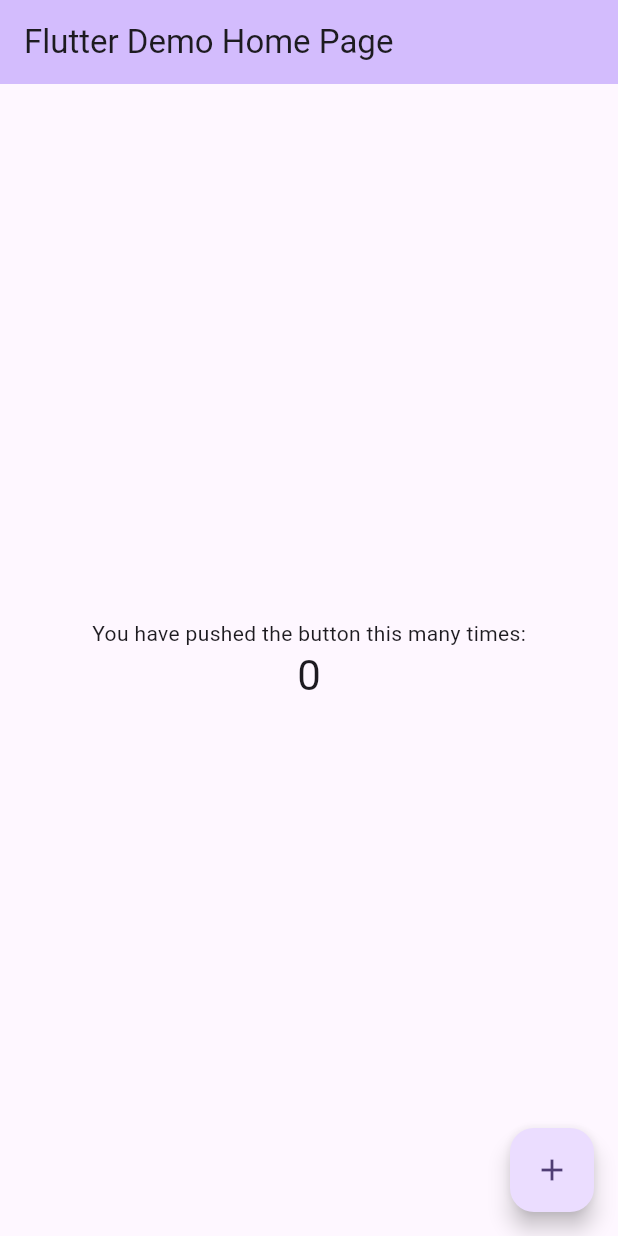
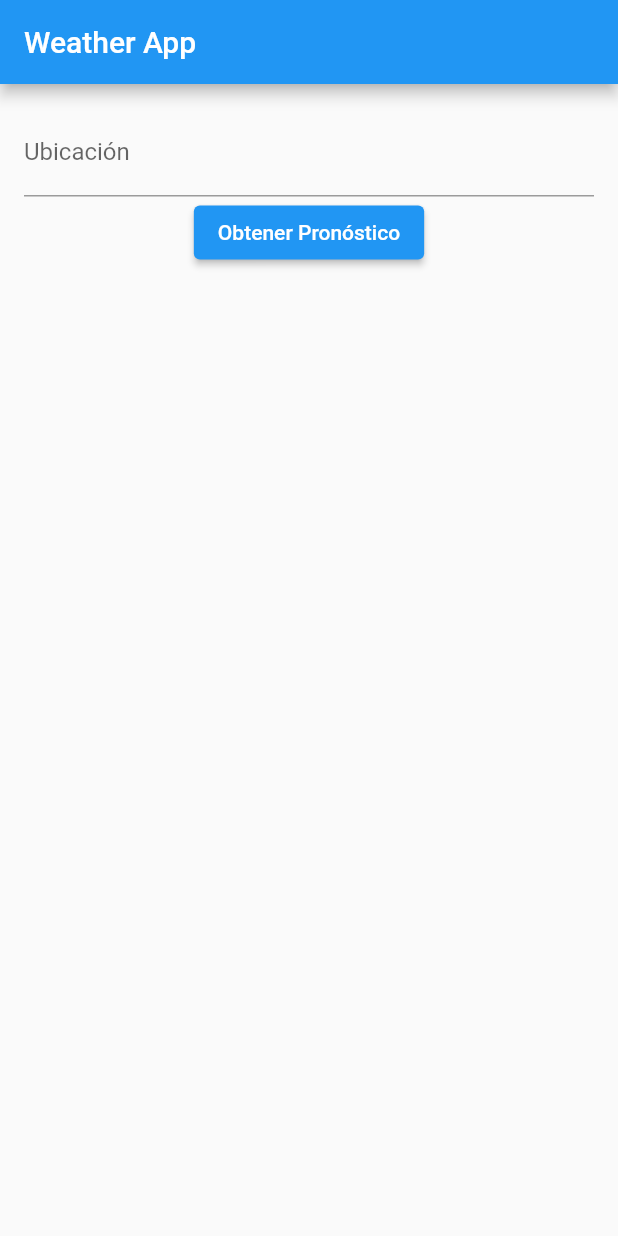
Before and after one commit to frankgimeno3/weatheroutes, a Flutter app: the screen it shows after launch, on a phone screen of 412 x 824 dp. Run offline on Flutter 3.47's test engine with Material 2 defaults, Android fonts, the phone set to English and light mode, and no system bars.

Commit message:
weather route api consumida

```diff
--- a/lib/main.dart
+++ b/lib/main.dart
@@ -1,4 +1,6 @@
 import 'package:flutter/material.dart';
+import 'package:http/http.dart' as http;
+import 'dart:convert';
 
 void main() {
   runApp(const MyApp());
@@ -7,119 +9,102 @@ void main() {
 class MyApp extends StatelessWidget {
   const MyApp({super.key});
 
-  // This widget is the root of your application.
   @override
   Widget build(BuildContext context) {
     return MaterialApp(
-      title: 'Flutter Demo',
+      title: 'Weather App',
       theme: ThemeData(
-        // This is the theme of your application.
-        //
-        // TRY THIS: Try running your application with "flutter run". You'll see
-        // the application has a blue toolbar. Then, without quitting the app,
-        // try changing the seedColor in the colorScheme below to Colors.green
-        // and then invoke "hot reload" (save your changes or press the "hot
-        // reload" button in a Flutter-supported IDE, or press "r" if you used
-        // the command line to start the app).
-        //
-        // Notice that the counter didn't reset back to zero; the application
-        // state is not lost during the reload. To reset the state, use hot
-        // restart instead.
-        //
-        // This works for code too, not just values: Most code changes can be
-        // tested with just a hot reload.
-        colorScheme: ColorScheme.fromSeed(seedColor: Colors.deepPurple),
-        useMaterial3: true,
+        primarySwatch: Colors.blue,
       ),
-      home: const MyHomePage(title: 'Flutter Demo Home Page'),
+      home: const WeatherPage(),
     );
   }
 }
 
-class MyHomePage extends StatefulWidget {
-  const MyHomePage({super.key, required this.title});
-
-  // This widget is the home page of your application. It is stateful, meaning
-  // that it has a State object (defined below) that contains fields that affect
-  // how it looks.
-
-  // This class is the configuration for the state. It holds the values (in this
-  // case the title) provided by the parent (in this case the App widget) and
-  // used by the build method of the State. Fields in a Widget subclass are
-  // always marked "final".
-
-  final String title;
+class WeatherPage extends StatefulWidget {
+  const WeatherPage({super.key});
 
   @override
-  State<MyHomePage> createState() => _MyHomePageState();
+  _WeatherPageState createState() => _WeatherPageState();
 }
 
-class _MyHomePageState extends State<MyHomePage> {
-  int _counter = 0;
+class _WeatherPageState extends State<WeatherPage> {
+  final TextEditingController locationController = TextEditingController();
+  String weatherData = "";
 
-  void _incrementCounter() {
-    setState(() {
-      // This call to setState tells the Flutter framework that something has
-      // changed in this State, which causes it to rerun the build method below
-      // so that the display can reflect the updated values. If we changed
-      // _counter without calling setState(), then the build method would not be
-      // called again, and so nothing would appear to happen.
-      _counter++;
-    });
+  Future<void> fetchWeather(String location) async {
+    final apiKey = "fe9a7ae0c91c4ad386d221043231409";
+    final apiUrl = "http://api.weatherapi.com/v1/current.json?key=$apiKey&q=$location&aqi=no";
+
+    final response = await http.get(Uri.parse(apiUrl));
+
+    if (response.statusCode == 200) {
+      final weatherJson = json.decode(response.body);
+      final locationData = weatherJson['location'];
+      final currentData = weatherJson['current'];
+
+      final name = locationData['name'];
+      final region = locationData['region'];
+      final country = locationData['country'];
+      final tempC = currentData['temp_c'];
+      final isDay = currentData['is_day'];
+      final condition = currentData['condition']['text'];
+      final windKph = currentData['wind_kph'];
+      final precipMm = currentData['precip_mm'];
+      final humidity = currentData['humidity'];
+      final cloud = currentData['cloud'];
+      final feelslikeC = currentData['feelslike_c'];
+      final uv = currentData['uv'];
+
+      setState(() {
+        weatherData = 'Ubicación: $name, $region, $country\n'
+            'Temperatura: $tempC°C\n'
+            'Es de día: ${isDay == 1 ? "Sí" : "No"}\n'
+            'Condición: $condition\n'
+            'Velocidad del viento: $windKph km/h\n'
+            'Precipitación: $precipMm mm\n'
+            'Humedad: $humidity%\n'
+            'Nubosidad: $cloud%\n'
+            'Sensación térmica: $feelslikeC°C\n'
+            'Índice UV: $uv';
+      });
+    } else {
+      setState(() {
+        weatherData = 'Error al obtener el pronóstico del tiempo';
+      });
+    }
   }
 
   @override
   Widget build(BuildContext context) {
-    // This method is rerun every time setState is called, for instance as done
-    // by the _incrementCounter method above.
-    //
-    // The Flutter framework has been optimized to make rerunning build methods
-    // fast, so that you can just rebuild anything that needs updating rather
-    // than having to individually change instances of widgets.
     return Scaffold(
       appBar: AppBar(
-        // TRY THIS: Try changing the color here to a specific color (to
-        // Colors.amber, perhaps?) and trigger a hot reload to see the AppBar
-        // change color while the other colors stay the same.
-        backgroundColor: Theme.of(context).colorScheme.inversePrimary,
-        // Here we take the value from the MyHomePage object that was created by
-        // the App.build method, and use it to set our appbar title.
-        title: Text(widget.title),
+        title: const Text('Weather App'),
       ),
-      body: Center(
-        // Center is a layout widget. It takes a single child and positions it
-        // in the middle of the parent.
+      body: Padding(
+        padding: const EdgeInsets.all(16.0),
         child: Column(
-          // Column is also a layout widget. It takes a list of children and
-          // arranges them vertically. By default, it sizes itself to fit its
-          // children horizontally, and tries to be as tall as its parent.
-          //
-          // Column has various properties to control how it sizes itself and
-          // how it positions its children. Here we use mainAxisAlignment to
-          // center the children vertically; the main axis here is the vertical
-          // axis because Columns are vertical (the cross axis would be
-          // horizontal).
-          //
-          // TRY THIS: Invoke "debug painting" (choose the "Toggle Debug Paint"
-          // action in the IDE, or press "p" in the console), to see the
-          // wireframe for each widget.
-          mainAxisAlignment: MainAxisAlignment.center,
-          children: <Widget>[
-            const Text(
-              'You have pushed the button this many times:',
+          crossAxisAlignment: CrossAxisAlignment.center,
+          children: [
+            TextField(
+              controller: locationController,
+              decoration: const InputDecoration(labelText: 'Ubicación'),
             ),
+            ElevatedButton(
+              onPressed: () {
+                final location = locationController.text;
+                fetchWeather(location);
+              },
+              child: const Text('Obtener Pronóstico'),
+            ),
+            const SizedBox(height: 20),
             Text(
-              '$_counter',
-              style: Theme.of(context).textTheme.headlineMedium,
+              weatherData,
+              style: const TextStyle(fontSize: 18),
             ),
           ],
         ),
       ),
-      floatingActionButton: FloatingActionButton(
-        onPressed: _incrementCounter,
-        tooltip: 'Increment',
-        child: const Icon(Icons.add),
-      ), // This trailing comma makes auto-formatting nicer for build methods.
     );
   }
 }
--- a/pubspec.yaml
+++ b/pubspec.yaml
@@ -39,7 +39,7 @@ dependencies:
 dev_dependencies:
   flutter_test:
     sdk: flutter
-
+  http: ^0.13.3
   # The "flutter_lints" package below contains a set of recommended lints to
   # encourage good coding practices. The lint set provided by the package is
   # activated in the `analysis_options.yaml` file located at the root of your
```
Also changed, not shown: pubspec.lock.
